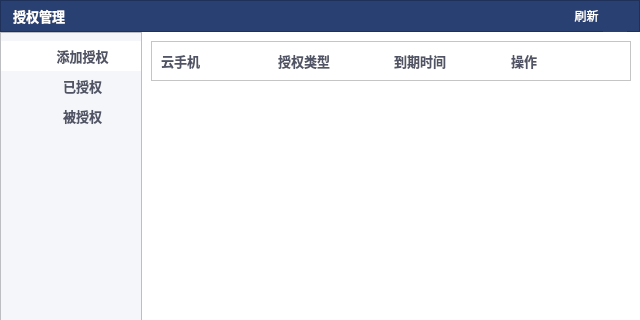
This is authorizationmanagedialog.ui in ZhouMei20220810/TEST as Qt 5 draws it before an edit; both pictures show x 0 to 640 and y 0 to 320 of the 640 by 488 pixel window. The edited form follows.
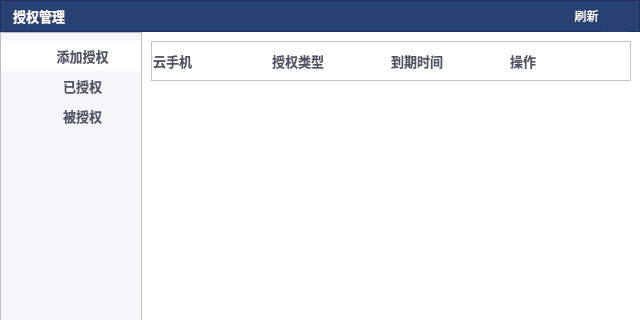
This is the edited form. The open tabs and pages were chosen to show the change. Icons and pictures are not drawn.

Diff of the .ui file:
```diff
--- a/authorizationmanagedialog.ui
+++ b/authorizationmanagedialog.ui
@@ -1228,8 +1228,32 @@
             <enum>QFrame::Raised</enum>
            </property>
            <layout class="QHBoxLayout" name="horizontalLayout_7">
+            <property name="spacing">
+             <number>0</number>
+            </property>
+            <property name="leftMargin">
+             <number>0</number>
+            </property>
+            <property name="topMargin">
+             <number>9</number>
+            </property>
+            <property name="rightMargin">
+             <number>0</number>
+            </property>
             <item>
              <widget class="QLabel" name="label_10">
+              <property name="minimumSize">
+               <size>
+                <width>118</width>
+                <height>0</height>
+               </size>
+              </property>
+              <property name="maximumSize">
+               <size>
+                <width>118</width>
+                <height>16777215</height>
+               </size>
+              </property>
               <property name="text">
                <string>云手机</string>
               </property>
@@ -1237,6 +1261,18 @@
             </item>
             <item>
              <widget class="QLabel" name="label_11">
+              <property name="minimumSize">
+               <size>
+                <width>118</width>
+                <height>0</height>
+               </size>
+              </property>
+              <property name="maximumSize">
+               <size>
+                <width>118</width>
+                <height>16777215</height>
+               </size>
+              </property>
               <property name="text">
                <string>授权类型</string>
               </property>
@@ -1244,6 +1280,18 @@
             </item>
             <item>
              <widget class="QLabel" name="label_12">
+              <property name="minimumSize">
+               <size>
+                <width>118</width>
+                <height>0</height>
+               </size>
+              </property>
+              <property name="maximumSize">
+               <size>
+                <width>118</width>
+                <height>16777215</height>
+               </size>
+              </property>
               <property name="text">
                <string>到期时间</string>
               </property>
@@ -1251,6 +1299,18 @@
             </item>
             <item>
              <widget class="QLabel" name="label_13">
+              <property name="minimumSize">
+               <size>
+                <width>118</width>
+                <height>0</height>
+               </size>
+              </property>
+              <property name="maximumSize">
+               <size>
+                <width>118</width>
+                <height>16777215</height>
+               </size>
+              </property>
               <property name="text">
                <string>操作</string>
               </property>
```
Left out of the diff: 2 changed lines with no effect on the pictures.
